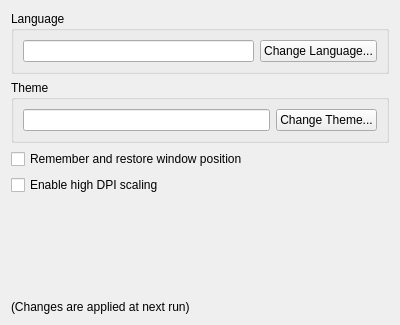
Above: src/SettingGeneralForm.ui from soramimi/Guitar before the change. Below: the same form after it.
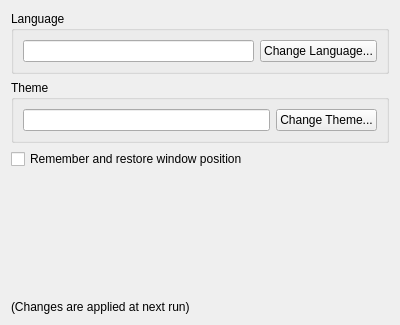
That is the form after the change. Custom widgets are drawn as their Qt base class.

```diff
--- a/src/SettingGeneralForm.ui
+++ b/src/SettingGeneralForm.ui
@@ -67,13 +67,6 @@
      </property>
     </widget>
    </item>
-   <item>
-    <widget class="QCheckBox" name="checkBox_enable_high_dpi_scaling">
-     <property name="text">
-      <string>Enable high DPI scaling</string>
-     </property>
-    </widget>
-   </item>
    <item>
     <spacer name="verticalSpacer">
      <property name="orientation">
```
Left out of the diff: 2 changed lines with no effect on the pictures.
